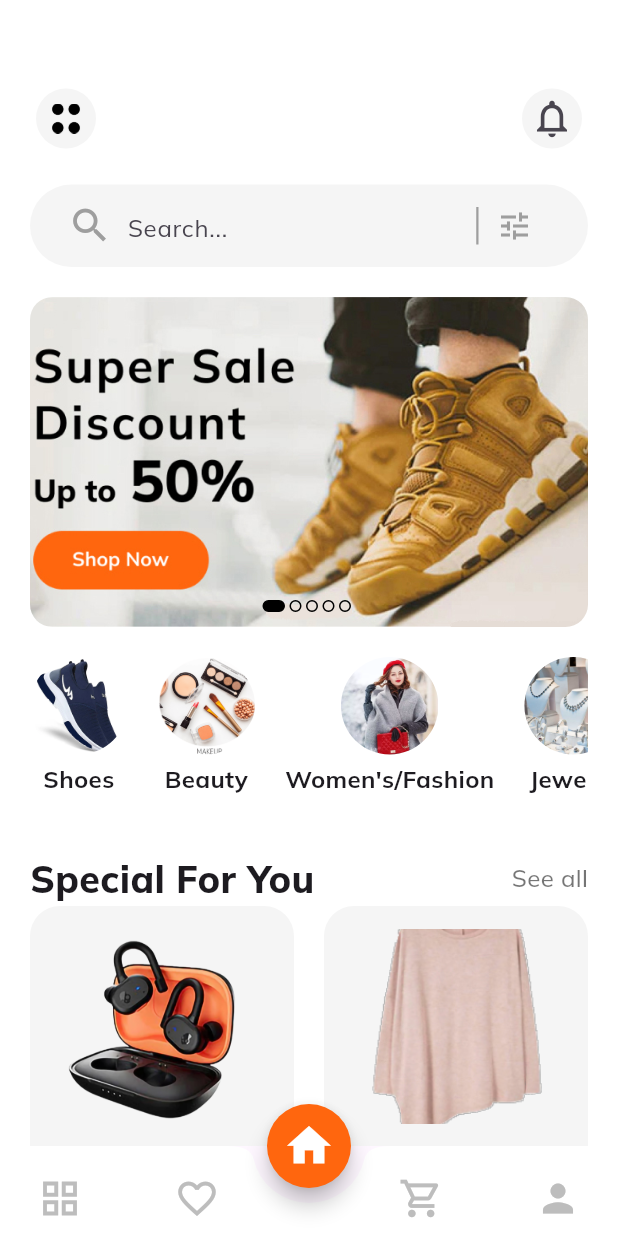
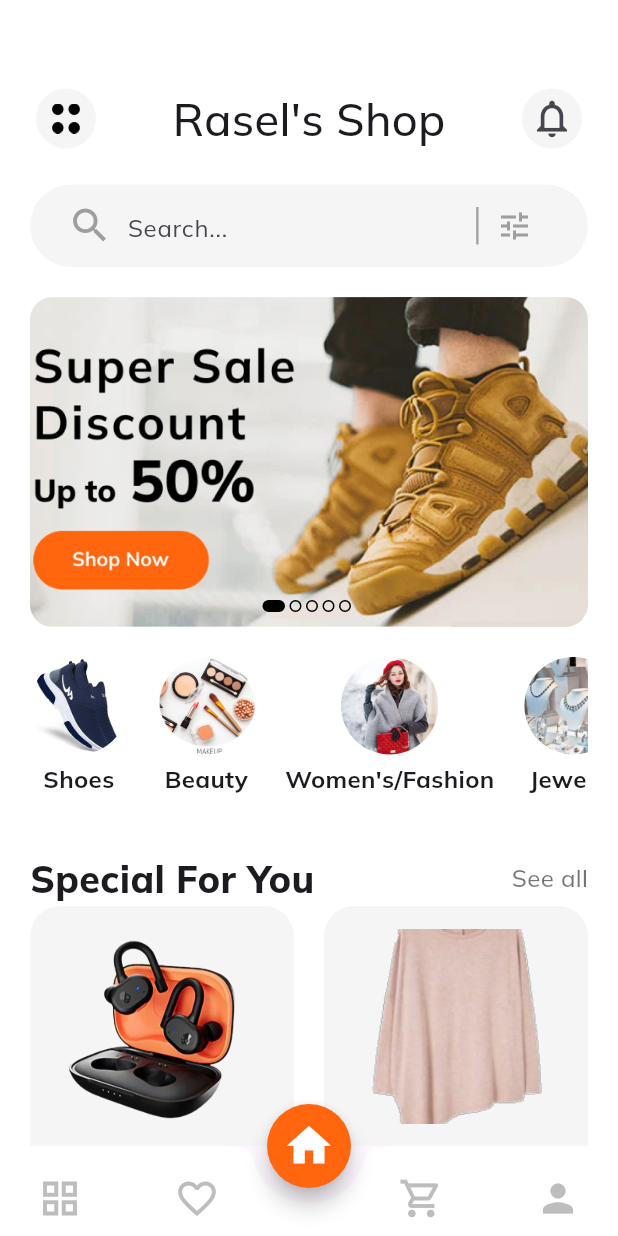
Before and after one commit to AdibRasel/E-commerce_App, a Flutter app: the screen it shows after launch, on a phone screen of 412 x 824 dp. Run offline on Flutter 3.47's test engine with Material 3 defaults, Android fonts, the phone set to English and light mode, and no system bars; our stand-ins replace google_fonts.

Commit message:
Title Add (Rasel's Shop)
Title Add (Rasel's Shop)

```diff
--- a/lib/screens/Home/Widget/home_app_bar.dart
+++ b/lib/screens/Home/Widget/home_app_bar.dart
@@ -24,6 +24,13 @@ class CurrentAppBar extends StatelessWidget {
             height: 20,
           ),
         ),
+        const Text(
+          "Rasel's Shop",
+          style: TextStyle(
+            fontSize: 30,
+            fontWeight: FontWeight.w500
+          ),
+        ),
         IconButton(
           style: IconButton.styleFrom(
             backgroundColor: kcontentColor,
```
